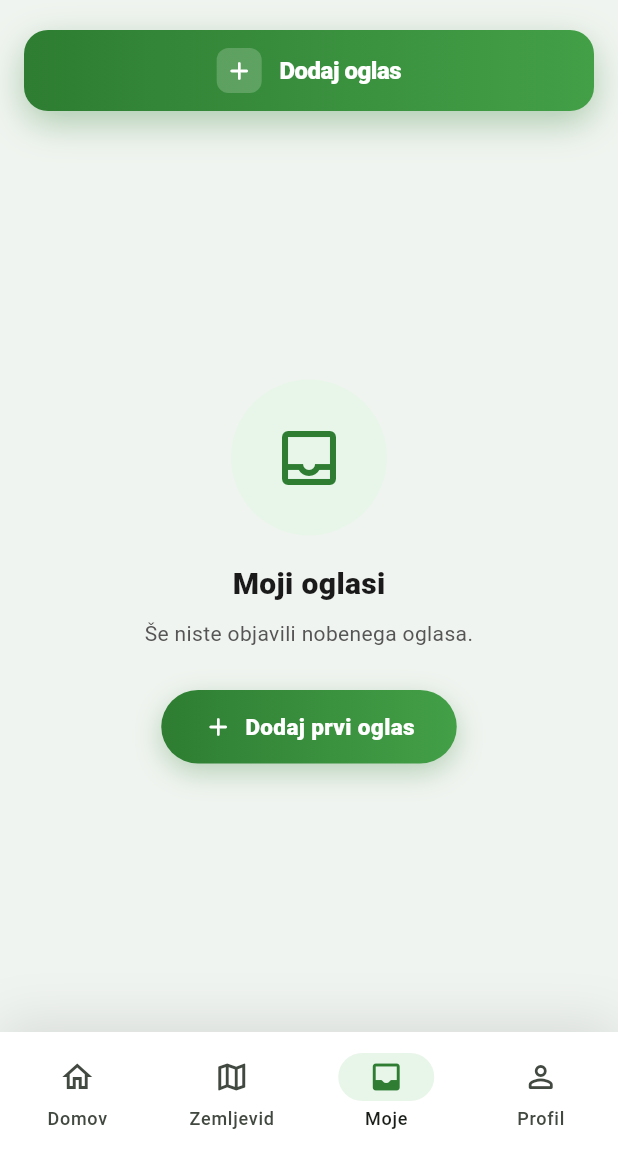
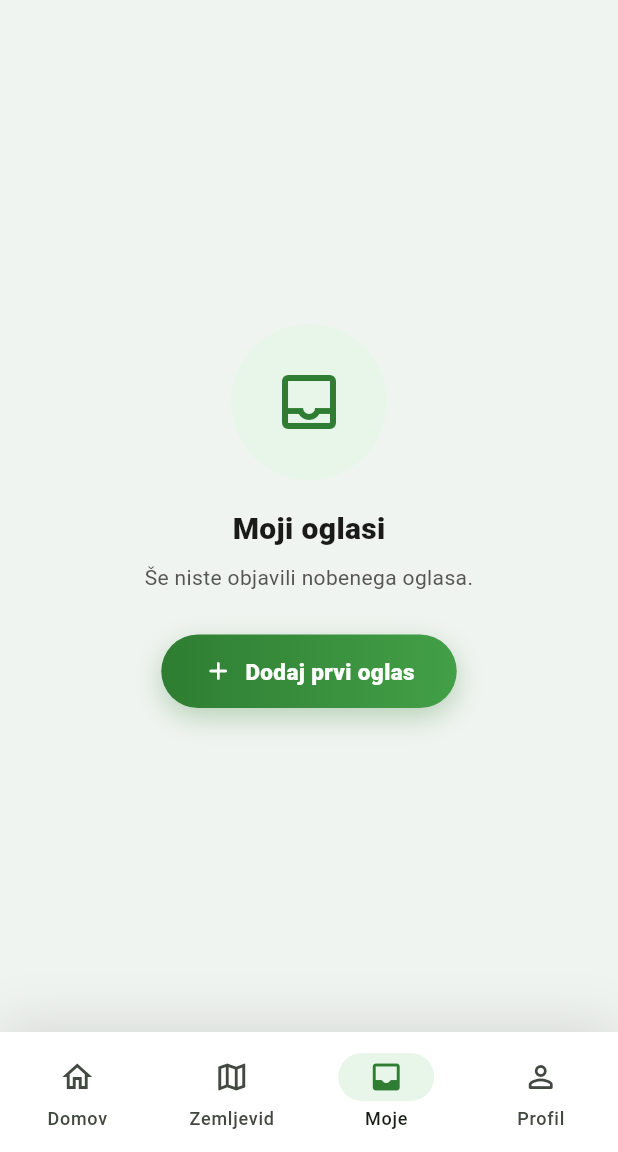
Before and after one commit to FoodWasteZero/FoodWasteZero, a Flutter app: the screen it shows once a user with an empty profile is signed in, item 3 of the bottom bar chosen, on a phone screen of 412 x 824 dp, the part 84-1236 px from its top. Run offline on Flutter 3.47's test engine with Material 3 defaults, Android fonts, the phone set to English and light mode, and no system bars; our stand-ins replace cloud_firestore, firebase_auth, firebase_core; accounts and stored records are empty; generated files the repository leaves out were written again.

Commit message:
small fixes

```diff
--- a/frontend/lib/screens/home_screen.dart
+++ b/frontend/lib/screens/home_screen.dart
@@ -402,11 +402,7 @@ class _HomeScreenState extends State<HomeScreen> {
     return Padding(
       padding: const EdgeInsets.fromLTRB(16, 16, 16, 0),
       child: Row(children: [
-        if (_isDavatelj)
-          Expanded(child: _QuickAction(
-            icon: Icons.add_circle_rounded, label: 'Dodaj oglas', color: kGreenMid,
-            onTap: _showAddOglas))
-        else
+
           Expanded(child: _QuickAction(
             icon: Icons.bookmark_outline_rounded, label: 'Shranjeno',
             color: const Color(0xFF5C6BC0), onTap: _showShranjeno)),
--- a/frontend/lib/screens/mine_screen.dart
+++ b/frontend/lib/screens/mine_screen.dart
@@ -233,10 +233,6 @@ class _MojeScreenState extends State<MineScreen> {
                 ],
               ),
 
-              // ── Gumb "Dodaj oglas" ─────────────────────────────────────
-              if (_isDavatelj)
-                SliverToBoxAdapter(child: _buildAddButton()),
-
               // ── Lista ──────────────────────────────────────────────────
               SliverPadding(
                 padding: const EdgeInsets.fromLTRB(16, 16, 16, 100),
@@ -324,7 +320,6 @@ class _MojeScreenState extends State<MineScreen> {
               style: TextStyle(
                   color: Colors.white, fontWeight: FontWeight.w800)),
         ),
-        if (_isDavatelj) SliverToBoxAdapter(child: _buildAddButton()),
         SliverFillRemaining(
           child: Center(
             child: Padding(
@@ -344,7 +339,7 @@ class _MojeScreenState extends State<MineScreen> {
                   const SizedBox(height: 8),
                   const Text('Še niste objavili nobenega oglasa.',
                       style: kBody, textAlign: TextAlign.center),
-                  //if (_isDavatelj) ...[
+                  if (_isDavatelj) ...[
                     const SizedBox(height: 28),
                     GestureDetector(
                       onTap: _showAddOglas,
@@ -383,7 +378,7 @@ class _MojeScreenState extends State<MineScreen> {
                       ),
                     ),
                   ],
-                //],
+                ],
               ),
             ),
           ),
```
Also changed, not shown: frontend/lib/screens/auth_screen.dart (+2 -24 lines).
